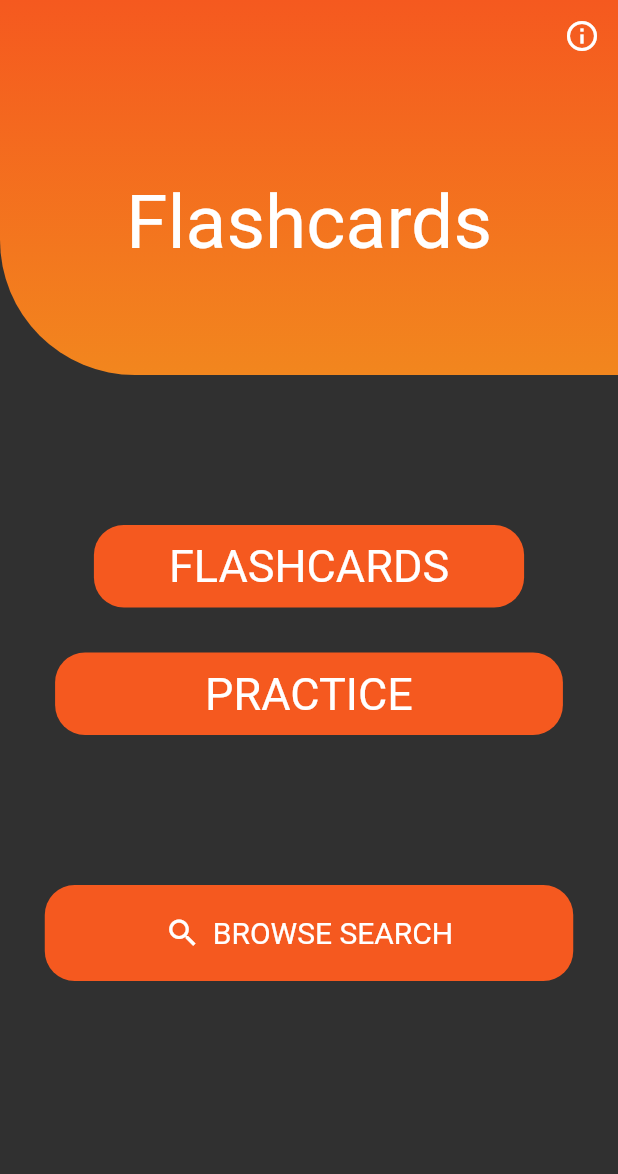
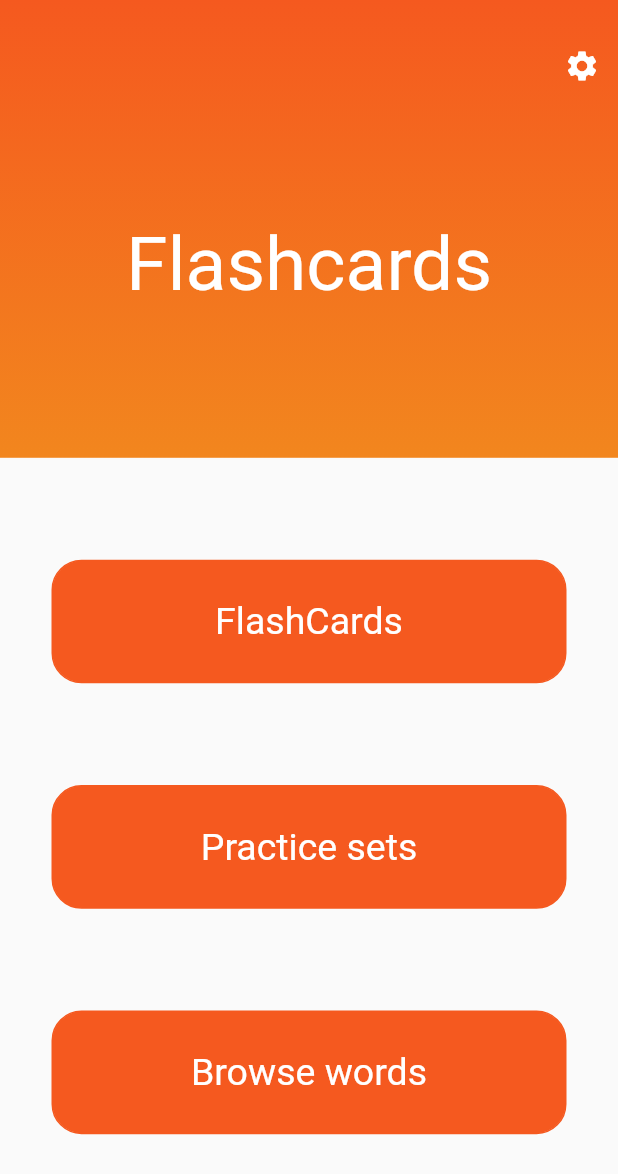
Before and after one commit to Mckenz31/vocabsFlash, a Flutter app: the LandingPage screen opened by its route, on a phone screen of 412 x 824 dp. Shown: the top 1174 px of the screen. Run offline on Flutter 3.47's test engine with Material 2 defaults, Android fonts, the phone set to English and light mode, and no system bars; our stand-ins replace audioplayers, flip_card, hive, hive_flutter, introduction_screen; accounts and stored records are empty; generated files the repository leaves out were written again; Roboto replaces fonts that are missing (Times New Roman).

Commit message:
feat: Darkmode & themes, renovated the landingPage

```diff
--- a/lib/pages/landingpage.dart
+++ b/lib/pages/landingpage.dart
@@ -5,12 +5,14 @@ class LandingPage extends StatelessWidget {
   Widget build(BuildContext context) {
     return Scaffold(
       body: Column(
+        mainAxisAlignment: MainAxisAlignment.spaceBetween,
         children: <Widget>[
           Container(
-            height: 250,
+            padding: EdgeInsets.only(top: 20),
+            height: MediaQuery.of(context).size.height / 2.7,
             width: double.infinity,
             decoration: BoxDecoration(
-              borderRadius: BorderRadius.only(bottomLeft: Radius.circular(90)),
+              // borderRadius: BorderRadius.only(bottomLeft: Radius.circular(90)),
               color: Color(0xffF5591F),
               gradient: LinearGradient(
                   colors: [(new Color(0xffF5591F)), (new Color(0xffF2861E))],
@@ -24,11 +26,13 @@ class LandingPage extends StatelessWidget {
                 Row(
                   mainAxisAlignment: MainAxisAlignment.end,
                   children: [
-
-                    IconButton(onPressed: (){
-                      Navigator.pushNamed(context,'/search');
-                    }, icon: Icon(Icons.info_outline),
-                      color: Colors.white,),
+                    IconButton(
+                      onPressed: () {
+                        Navigator.pushNamed(context, '/settings');
+                      },
+                      icon: Icon(Icons.settings),
+                      color: Colors.white,
+                    ),
                   ],
                 ),
                 Container(
@@ -40,83 +44,90 @@ class LandingPage extends StatelessWidget {
                         color: Colors.white),
                   ),
                 ),
-                SizedBox()
+                SizedBox(height: 20,)
               ],
             ),
           ),
-          SizedBox(
-            height: 100,
+          Expanded(
+            child: Column(
+              mainAxisAlignment: MainAxisAlignment.spaceEvenly,
+              children: [
+                Container(
+                  height: MediaQuery.of(context).size.height/10,
+                  width: MediaQuery.of(context).size.width/1.2,
+                  decoration: BoxDecoration(
+                    color: Color(0xffF5591F),
+                      border: Border.all(
+                        color: Color(0xffF5591F),
                       ),
-          FlatButton(
-            padding: EdgeInsets.symmetric(
-              horizontal: 50.0,
-              vertical: 10.0,
+                      borderRadius: BorderRadius.all(Radius.circular(20))
                   ),
-            splashColor: Color(0xffF5341F),
-
-            shape: RoundedRectangleBorder(borderRadius: BorderRadius.circular(20.0)),
-            onPressed: (){
-              Navigator.pushNamed(context, '/vocabSets');
-            },
-            color: Color(0xffF5591F),
-            textColor: Colors.white,
+                  child: TextButton(
                     child: Text(
-              "FLASHCARDS",
+                      "FlashCards",
                       style: TextStyle(
-                fontSize: 30.0,
+                        color: Colors.white,
+                        fontSize: 25.0,
                         fontFamily: "Times New Roman",
                         fontWeight: FontWeight.w400,
                       ),
                     ),
+                    onPressed: (){
+                      Navigator.pushNamed(context, '/vocabSets');
+                    },
                   ),
-          Padding(
-            padding: EdgeInsets.only(left: 20, right: 20, top: 30),
-            child: FlatButton(
-
-              shape: RoundedRectangleBorder(borderRadius: BorderRadius.circular(20.0)),
-              onPressed: (){
-                Navigator.pushNamed(context,'/practiceCards');
-
-              },
-              padding: EdgeInsets.symmetric(
-                horizontal: 100.0,
-                vertical: 10.0,
                 ),
+                Container(
+                  height: MediaQuery.of(context).size.height/10,
+                  width: MediaQuery.of(context).size.width/1.2,
+                  decoration: BoxDecoration(
                       color: Color(0xffF5591F),
-              textColor: Colors.white,
+                      border: Border.all(
+                        color: Color(0xffF5591F),
+                      ),
+                      borderRadius: BorderRadius.all(Radius.circular(20))
+                  ),
+                  child: TextButton(
                     child: Text(
-                "PRACTICE",
+                      "Practice sets",
                       style: TextStyle(
-                  fontSize: 30.0,
+                        color: Colors.white,
+                        fontSize: 25.0,
                         fontFamily: "Times New Roman",
                         fontWeight: FontWeight.w400,
                       ),
                     ),
+                    onPressed: (){
+                      Navigator.pushNamed(context, '/practiceCards');
+                    },
                   ),
                 ),
-          Padding(
-            padding: EdgeInsets.only(left: 20, right: 20, top: 100),
-            child: FlatButton.icon(
-              shape: RoundedRectangleBorder(
-                  borderRadius: BorderRadius.circular(20.0)),
-              onPressed: () {
-                Navigator.pushNamed(context, '/search');
-              },
-              padding: EdgeInsets.symmetric(
-                horizontal: 80.0,
-                vertical: 20.0,
+                Container(
+                  height: MediaQuery.of(context).size.height/10,
+                  width: MediaQuery.of(context).size.width/1.2,
+                  decoration: BoxDecoration(
+                      color: Color(0xffF5591F),
+                      border: Border.all(
+                        color: Color(0xffF5591F),
                       ),
-              color: Color(0xffF5591F),
-              textColor: Colors.white,
-              icon: Icon(Icons.search, color: Colors.white),
-              label: Text(
-                "BROWSE SEARCH",
+                      borderRadius: BorderRadius.all(Radius.circular(20))
+                  ),
+                  child: TextButton(
+                    child: Text(
+                      "Browse words",
                       style: TextStyle(
-                  fontSize: 20.0,
+                        color: Colors.white,
+                        fontSize: 25.0,
                         fontFamily: "Times New Roman",
                         fontWeight: FontWeight.w400,
                       ),
                     ),
+                    onPressed: (){
+                      Navigator.pushNamed(context, '/search');
+                    },
+                  ),
+                ),
+              ],
             ),
           ),
         ],
```
Also changed, not shown: lib/main.dart (+12 -10 lines), lib/pages/settings.dart (added, +34 -0 lines), lib/pages/vocabsets.dart (+21 -10 lines). Lines whose indentation alone changed are shown as unchanged.
